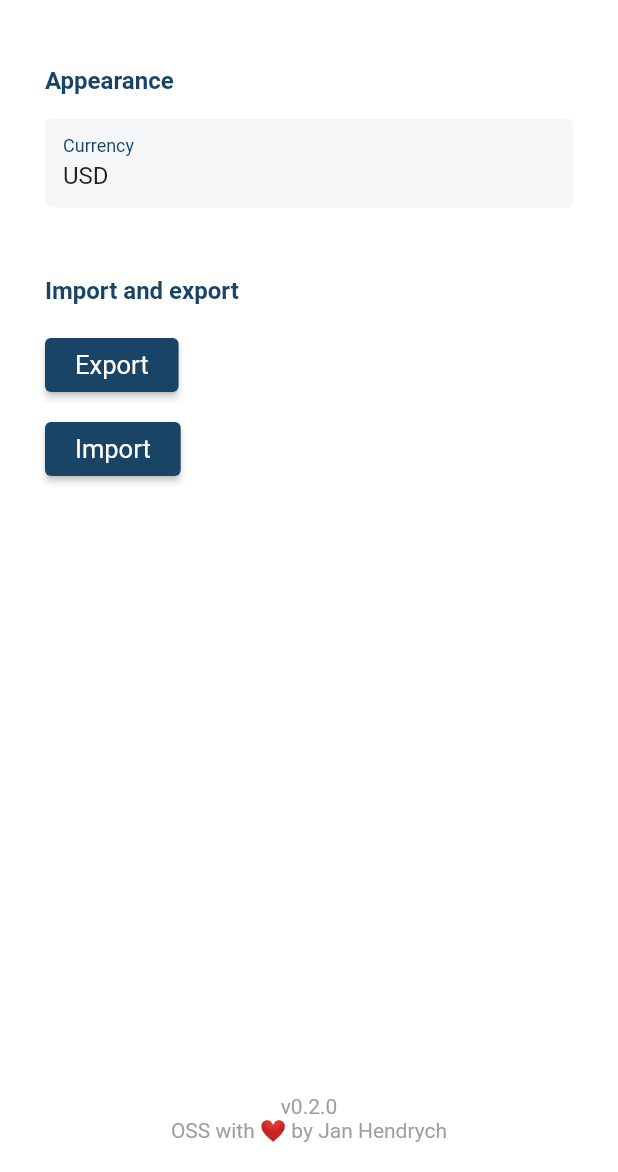
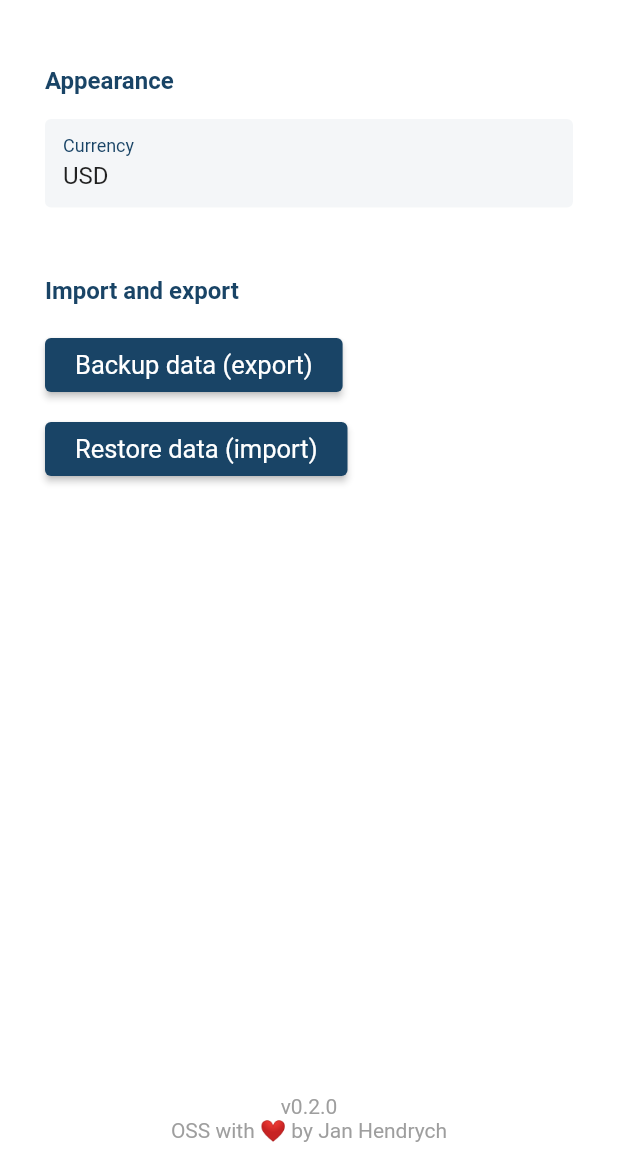
Before and after one commit to hendrychjan/blin, a Flutter app: the SettinsPage screen opened directly, on a phone screen of 412 x 824 dp, the part 64-1236 px from its top. Run offline on Flutter 3.47's test engine with Material 2 defaults, Android fonts, the phone set to English and light mode, and no system bars; our stand-ins replace date_time_picker, flutter_colorpicker, get, get_storage, hive, hive_flutter and 3 more; accounts and stored records are empty.

Commit message:
Implement app data export IS#10

```diff
--- a/lib/components/settings/data_settings_section.dart
+++ b/lib/components/settings/data_settings_section.dart
@@ -1,3 +1,4 @@
+import 'package:blin/services/local_data_service.dart';
 import 'package:flutter/material.dart';
 import 'package:get/get.dart';
 
@@ -27,24 +28,20 @@ class _DataSettingsSectionState extends State<DataSettingsSection> {
               ),
             ),
           ),
-          Padding(
-            padding: const EdgeInsets.only(
+          const Padding(
+            padding: EdgeInsets.only(
               bottom: 8,
             ),
             child: ElevatedButton(
-              onPressed: () {
-                // TODO: implement data export
-              },
-              child: const Text("Export"),
+              onPressed: LocalDataService.exportData,
+              child: Text("Backup data (export)"),
             ),
           ),
           Padding(
             padding: const EdgeInsets.only(),
             child: ElevatedButton(
-              onPressed: () {
-                // TODO: implement data import
-              },
-              child: const Text("Import"),
+              onPressed: () {},
+              child: const Text("Restore data (import)"),
             ),
           ),
         ],
--- a/pubspec.yaml
+++ b/pubspec.yaml
@@ -25,6 +25,8 @@ dependencies:
   multi_select_flutter: ^4.1.2
   hive: ^2.2.3
   hive_flutter: ^1.1.0
+  path: ^1.8.2
+  share_plus: ^4.1.0
 
 dev_dependencies:
   flutter_launcher_icons: ^0.10.0
```
Also changed, not shown: lib/services/local_data_service.dart (added, +42 -0 lines), pubspec.lock, 5 other files.
